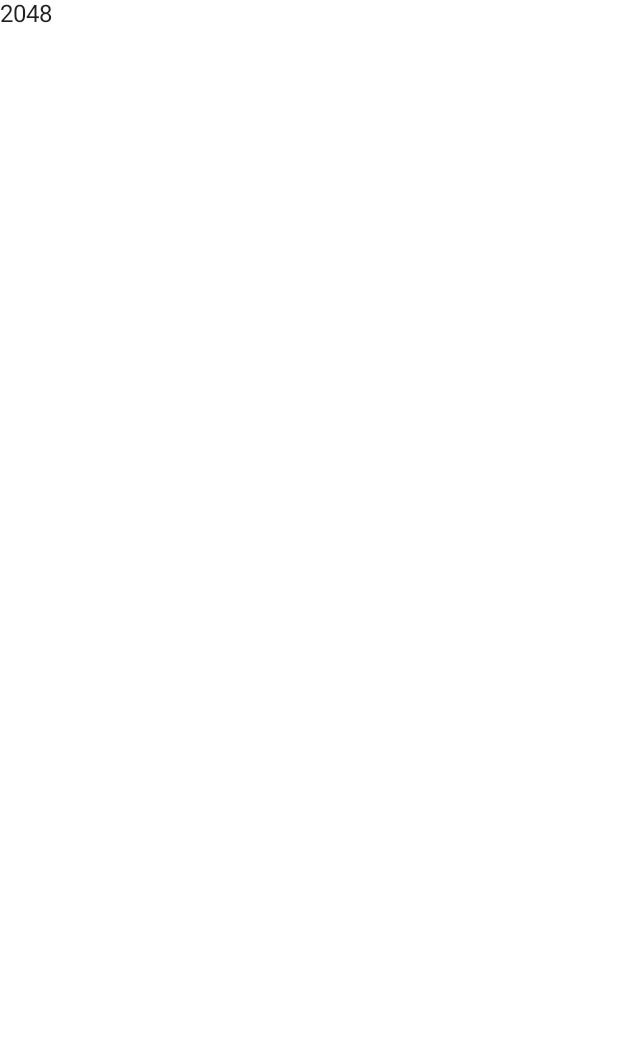
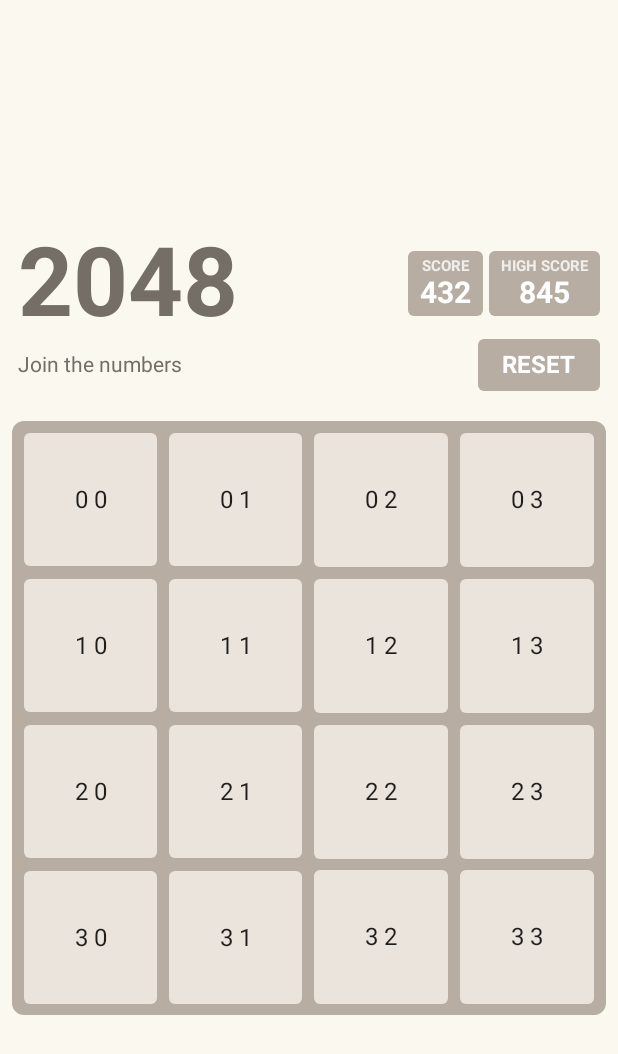
Before and after one commit to AxonDragonScale/2048, an Android app built with Jetpack Compose: the screen it shows after launch (MainActivity), on a phone screen of 412 x 824 dp. Before the commit the part shown is almost empty. Shown: the top 1054 px of the screen. Run offline under Robolectric (Android 15) with nearby library versions, the phone set to English and light mode, and no system bars.

Commit message:
Layout Skeleton done.
- Skeleton structure of header and board.
- Basic colors for board and tiles.

```diff
--- a/app/build.gradle.kts
+++ b/app/build.gradle.kts
@@ -55,7 +55,7 @@ dependencies {
     implementation("androidx.compose.material:material:${rootProject.extra["compose_version"]}")
     implementation("androidx.compose.ui:ui-tooling:${rootProject.extra["compose_version"]}")
     implementation("androidx.lifecycle:lifecycle-runtime-ktx:2.3.1")
-    implementation("androidx.activity:activity-compose:1.3.0-beta01")
+    implementation("androidx.activity:activity-compose:1.3.0-alpha07")
 
     testImplementation("junit:junit:4.+")
     androidTestImplementation("androidx.test.ext:junit:1.1.2")
--- a/app/src/main/java/com/axondragonscale/tzfe/MainActivity.kt
+++ b/app/src/main/java/com/axondragonscale/tzfe/MainActivity.kt
@@ -3,9 +3,21 @@ package com.axondragonscale.tzfe
 import android.os.Bundle
 import androidx.activity.ComponentActivity
 import androidx.activity.compose.setContent
+import androidx.compose.foundation.background
+import androidx.compose.foundation.layout.*
+import androidx.compose.foundation.shape.RoundedCornerShape
+import androidx.compose.material.Surface
 import androidx.compose.material.Text
 import androidx.compose.runtime.Composable
+import androidx.compose.ui.Alignment
+import androidx.compose.ui.Modifier
+import androidx.compose.ui.draw.clip
+import androidx.compose.ui.graphics.Color
+import androidx.compose.ui.text.font.FontWeight
 import androidx.compose.ui.tooling.preview.Preview
+import androidx.compose.ui.unit.dp
+import androidx.compose.ui.unit.sp
+import com.axondragonscale.tzfe.ui.theme.Colors
 import com.axondragonscale.tzfe.ui.theme.TZFETheme
 
 class MainActivity : ComponentActivity() {
@@ -21,9 +33,145 @@ class MainActivity : ComponentActivity() {
 
 @Composable
 fun GameScreen() {
-    Text("2048")
+    Surface(
+        color = Colors.GameBackground,
+        modifier = Modifier.fillMaxSize()
+    ) {
+        Column(
+            modifier = Modifier
+                .fillMaxSize()
+                .padding(8.dp),
+            horizontalAlignment = Alignment.CenterHorizontally,
+            verticalArrangement = Arrangement.Center
+        ) {
+            HeaderView()
+            BoardView()
+        }
+    }
 }
 
+@Composable
+fun HeaderView() {
+    Column(
+        modifier = Modifier.padding(4.dp)
+    ) {
+        Row(
+            modifier = Modifier.fillMaxWidth(),
+            verticalAlignment = Alignment.CenterVertically,
+            horizontalArrangement = Arrangement.SpaceBetween
+        ) {
+            Text(
+                text = "2048",
+                fontSize = 64.sp,
+                fontWeight = FontWeight.Bold,
+                color = Colors.dark
+            )
+
+            Spacer(modifier = Modifier.weight(1f))
+
+            ScoreView("SCORE", 432)
+            Spacer(modifier = Modifier.width(4.dp))
+            ScoreView("HIGH SCORE", 845)
+        }
+
+        Row(
+            modifier = Modifier.fillMaxWidth(),
+            verticalAlignment = Alignment.CenterVertically,
+            horizontalArrangement = Arrangement.SpaceBetween
+        ) {
+            Text(
+                text = "Join the numbers",
+                fontSize = 14.sp,
+                color = Colors.dark
+            )
+
+            Box(
+                modifier = Modifier
+                    .clip(RoundedCornerShape(4.dp))
+                    .background(Colors.BoardBackground)
+                    .padding(vertical = 8.dp, horizontal = 16.dp)
+            ) {
+                Text(
+                    text = "RESET",
+                    fontSize = 16.sp,
+                    fontWeight = FontWeight.Bold,
+                    color = Colors.light
+                )
+            }
+        }
+
+        Spacer(modifier = Modifier.height(16.dp))
+    }
+}
+
+@Composable
+fun ScoreView(scoreText: String, scoreValue: Int) {
+    Column(
+        modifier = Modifier
+            .clip(RoundedCornerShape(4.dp))
+            .background(Colors.BoardBackground)
+            .padding(vertical = 4.dp, horizontal = 8.dp),
+        horizontalAlignment = Alignment.CenterHorizontally
+    ) {
+        Text(
+            text = scoreText,
+            fontSize = 10.sp,
+            fontWeight = FontWeight.Bold,
+            color = Color(255, 255, 255, 200)
+        )
+
+        Text(
+            text = scoreValue.toString(),
+            fontSize = 20.sp,
+            fontWeight = FontWeight.Bold,
+            color = Colors.light
+        )
+    }
+}
+
+@Composable
+fun BoardView() {
+    Box(
+        modifier = Modifier
+            .fillMaxWidth()
+            .clip(RoundedCornerShape(8.dp))
+            .background(Colors.BoardBackground)
+            .aspectRatio(1f)
+            .padding(4.dp)
+    ) {
+        Column {
+            for (i in 0..3) {
+                Row {
+                    for (j in 0..3) {
+                        Box(
+                            modifier = Modifier
+                                .weight(1f)
+                                .aspectRatio(1f)
+                                .padding(4.dp)
+                        ) {
+                            TileView(Modifier, i, j)
+                        }
+                    }
+                }
+            }
+        }
+    }
+}
+
+
+@Composable
+fun TileView(modifier: Modifier, i: Int, j: Int) {
+    Box(
+        modifier = Modifier
+            .fillMaxSize()
+            .clip(RoundedCornerShape(4.dp))
+            .background(Colors.Tile2)
+            .padding(8.dp),
+        contentAlignment = Alignment.Center
+    ) {
+        Text("$i $j")
+    }
+}
 
 @Preview(showBackground = true)
 @Composable
--- a/app/src/main/java/com/axondragonscale/tzfe/ui/theme/Color.kt
+++ b/app/src/main/java/com/axondragonscale/tzfe/ui/theme/Color.kt
@@ -6,3 +6,21 @@ val Purple200 = Color(0xFFBB86FC)
 val Purple500 = Color(0xFF6200EE)
 val Purple700 = Color(0xFF3700B3)
 val Teal200 = Color(0xFF03DAC5)
+
+object Colors {
+    val GameBackground = Color(251, 248, 240)
+    val BoardBackground = Color(183, 173, 162)
+
+    // Tile Colors
+    val TileEmpty = Color(197, 186, 175)
+    val Tile2 = Color(235, 228, 220)
+    val Tile4 = Color(233, 179, 204)
+    val Tile8 = Color(225, 179, 135)
+    val Tile16 = Color(215, 151, 112)
+    val Tile32 = Color(211, 131, 105)
+    val Tile64 = Color(214, 113, 85)
+
+    // Tile Fonts
+    val light = Color.White
+    val dark = Color(116, 110, 103)
+}
--- a/build.gradle.kts
+++ b/build.gradle.kts
@@ -1,6 +1,6 @@
 // Top-level build file where you can add configuration options common to all sub-projects/modules.
 buildscript {
-    val compose_version by extra("1.0.0-beta07")
+    val compose_version by extra("1.0.0-beta01")
 
     repositories {
         google()
@@ -8,8 +8,8 @@ buildscript {
     }
 
     dependencies {
-        classpath("com.android.tools.build:gradle:7.0.0-beta03")
-        classpath("org.jetbrains.kotlin:kotlin-gradle-plugin:1.4.32")
+        classpath("com.android.tools.build:gradle:7.0.0-alpha15")
+        classpath("org.jetbrains.kotlin:kotlin-gradle-plugin:1.4.30")
 
         // NOTE: Do not place your application dependencies here; they belong
         // in the individual module build.gradle.kts files
```
